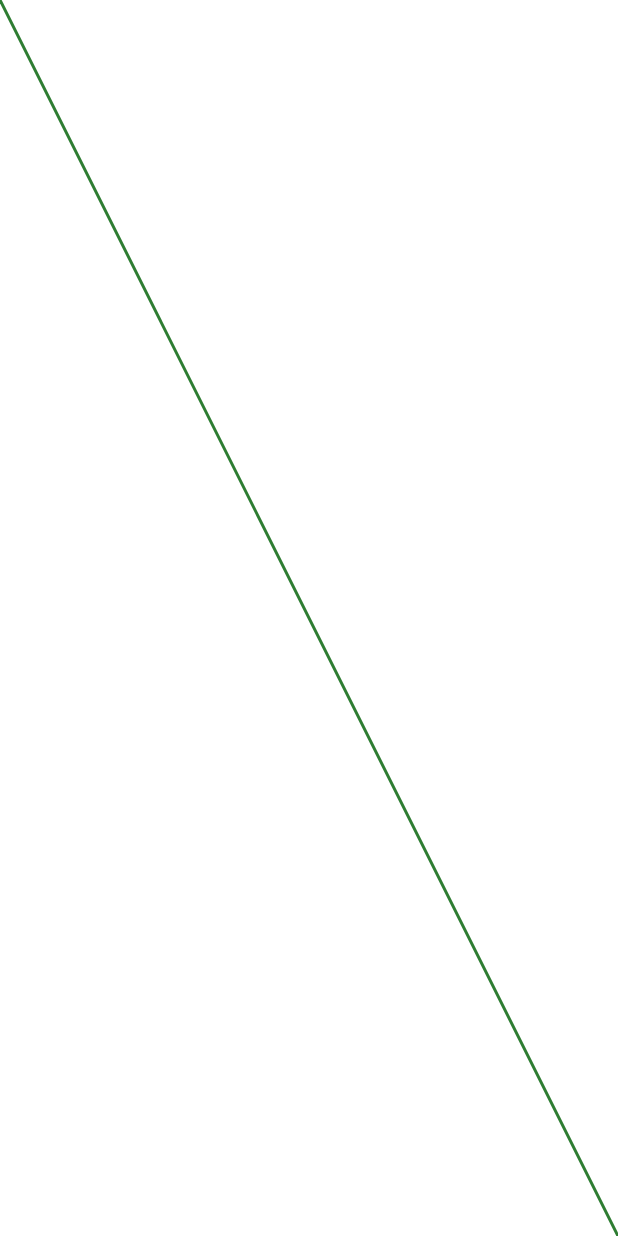
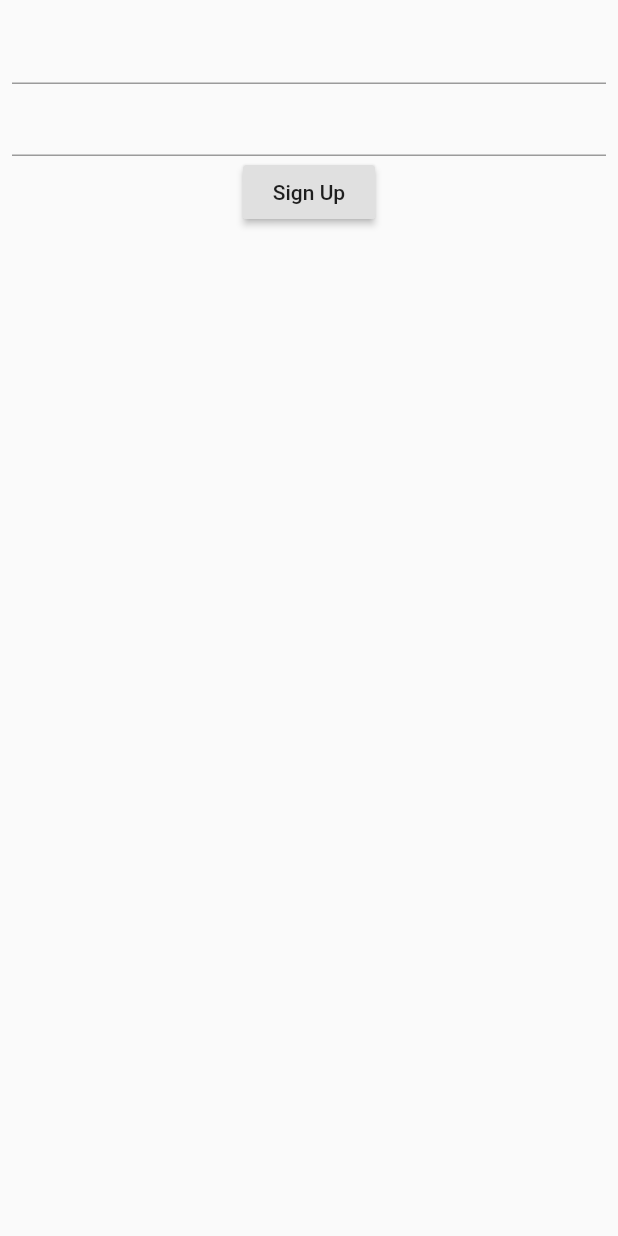
Before and after one commit to komodo-and-chill/frontend, a Flutter app: the screen it shows after launch, on a phone screen of 412 x 824 dp. Run offline on Flutter 3.47's test engine with Material 2 defaults, Android fonts, the phone set to English and light mode, and no system bars.

Commit message:
Basic sign up widget

```diff
--- a/frontend/lib/main.dart
+++ b/frontend/lib/main.dart
@@ -1,6 +1,7 @@
 import 'package:flutter/material.dart';
 import 'package:frontend/log_pages/check.dart';
 import 'package:frontend/painter.dart';
+import 'signup.dart';
 
 void main() => runApp(MyApp());
 
@@ -8,17 +9,23 @@ class MyApp extends StatelessWidget {
   // This widget is the root of your application.
   @override
   Widget build(BuildContext context) {
+    // return MaterialApp(
+    //   title: 'Flutter Demo',
+    //   theme: ThemeData(
+    //     primarySwatch: Colors.blue,
+    //   ),
+    //   home: Container(
+    //     color: Colors.white,
+    //     child: CustomPaint(
+    //       painter: CurvePainter(),
+    //     )
+    //   ),
+    // );
+
     return MaterialApp(
-      title: 'Flutter Demo',
-      theme: ThemeData(
-        primarySwatch: Colors.blue,
-      ),
-      home: Container(
-        color: Colors.white,
-        child: CustomPaint(
-          painter: CurvePainter(),
-        )
-      ),
+      title: 'App',
+      theme: ThemeData(primarySwatch: Colors.blue),
+      home: SignUp(),
     );
   }
 }
--- /dev/null
+++ b/frontend/lib/signup.dart
@@ -0,0 +1,59 @@
+import 'package:flutter/material.dart';
+
+class SignUp extends StatefulWidget {
+
+  @override
+  SignUpState createState() => SignUpState();
+}
+
+class SignUpState extends State<SignUp> {
+
+  final _formKey = GlobalKey<FormState>();
+
+  String _email = '', _password = '';
+
+  @override
+  Widget build(BuildContext context) {
+    return Scaffold(
+      body: Container(
+        padding: EdgeInsets.all(8.0),
+        child: Form(
+          key: _formKey,
+          child: Column(
+            children: <Widget>[
+              TextFormField(
+                keyboardType: TextInputType.emailAddress,
+                onSaved: (value) => _email = value,
+                validator: (value) {
+                  if(value.isEmpty) {
+                    return 'Enter an email';
+                  }
+                },
+              ),
+              TextFormField(
+                obscureText: true,
+                onSaved: (value) => _password = value,
+                validator: (value) {
+                  if(value.isEmpty) {
+                    return 'Enter an password';
+                  }
+                }
+              ),
+              RaisedButton(
+                child: Text('Sign Up'),
+                onPressed: () => _signUpUser(),
+              )
+            ],
+          ),
+        ),
+      ),
+    );
+  }
+
+  void _signUpUser() {
+    if(_formKey.currentState.validate()) {
+      print('valid!!');
+    }
+    // TODO sign user up
+  }
+}
```
